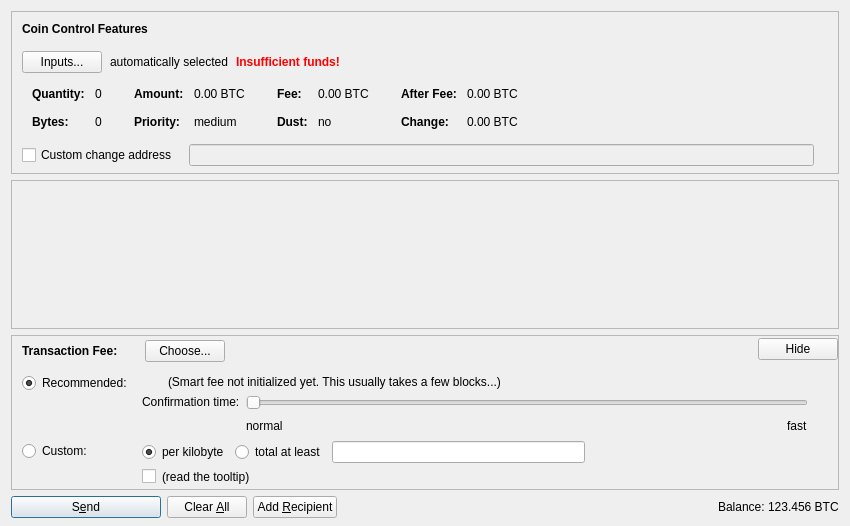
This is src/qt/forms/sendcoinsdialog.ui in notestrand/tt as Qt 5 draws it before an edit. The edited form follows.
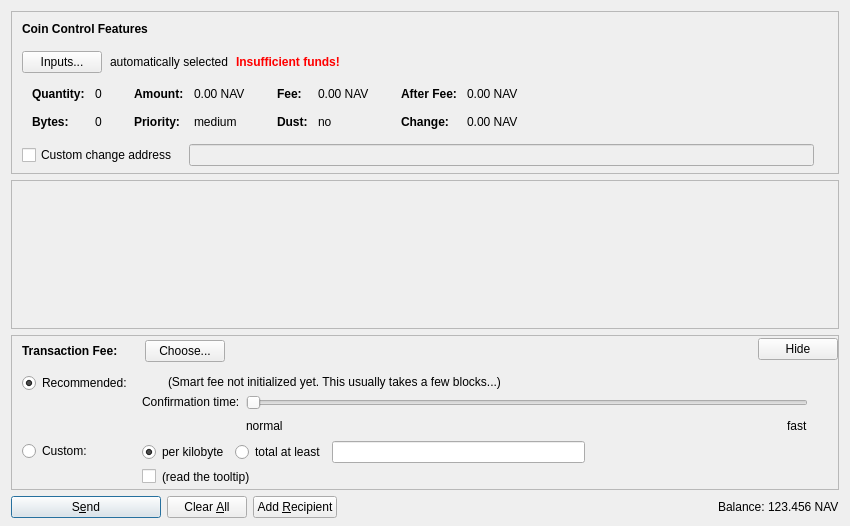
This is the edited form. Icons and pictures are not drawn. Custom widgets are drawn as their Qt base class.

What changed in the file:
```diff
--- a/src/qt/forms/sendcoinsdialog.ui
+++ b/src/qt/forms/sendcoinsdialog.ui
@@ -324,7 +324,7 @@
                   <enum>Qt::ActionsContextMenu</enum>
                  </property>
                  <property name="text">
-                  <string notr="true">0.00 BTC</string>
+                  <string notr="true">0.00 NAV</string>
                  </property>
                  <property name="textInteractionFlags">
                   <set>Qt::LinksAccessibleByMouse|Qt::TextSelectableByKeyboard|Qt::TextSelectableByMouse</set>
@@ -404,7 +404,7 @@
                   <enum>Qt::ActionsContextMenu</enum>
                  </property>
                  <property name="text">
-                  <string notr="true">0.00 BTC</string>
+                  <string notr="true">0.00 NAV</string>
                  </property>
                  <property name="textInteractionFlags">
                   <set>Qt::LinksAccessibleByMouse|Qt::TextSelectableByKeyboard|Qt::TextSelectableByMouse</set>
@@ -484,7 +484,7 @@
                   <enum>Qt::ActionsContextMenu</enum>
                  </property>
                  <property name="text">
-                  <string notr="true">0.00 BTC</string>
+                  <string notr="true">0.00 NAV</string>
                  </property>
                  <property name="textInteractionFlags">
                   <set>Qt::LinksAccessibleByMouse|Qt::TextSelectableByKeyboard|Qt::TextSelectableByMouse</set>
@@ -513,7 +513,7 @@
                   <enum>Qt::ActionsContextMenu</enum>
                  </property>
                  <property name="text">
-                  <string notr="true">0.00 BTC</string>
+                  <string notr="true">0.00 NAV</string>
                  </property>
                  <property name="textInteractionFlags">
                   <set>Qt::LinksAccessibleByMouse|Qt::TextSelectableByKeyboard|Qt::TextSelectableByMouse</set>
@@ -1299,7 +1299,7 @@
           <cursorShape>IBeamCursor</cursorShape>
          </property>
          <property name="text">
-          <string notr="true">123.456 BTC</string>
+          <string notr="true">123.456 NAV</string>
          </property>
          <property name="textInteractionFlags">
           <set>Qt::LinksAccessibleByMouse|Qt::TextSelectableByKeyboard|Qt::TextSelectableByMouse</set>
```
Left out of the diff: 18 changed lines with no effect on the pictures.
